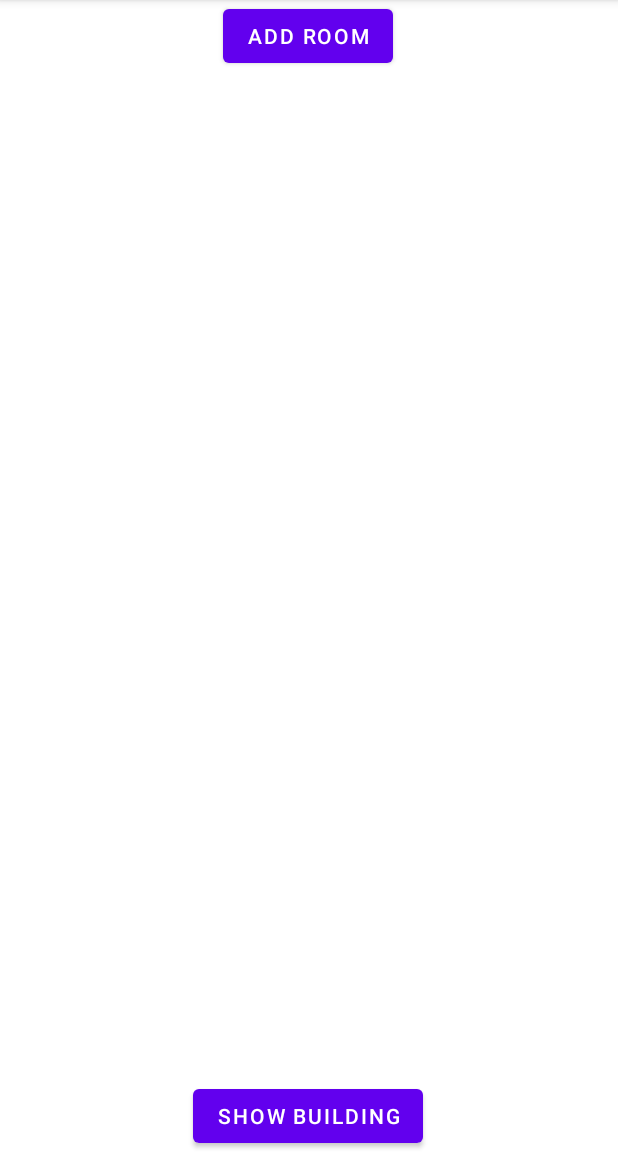
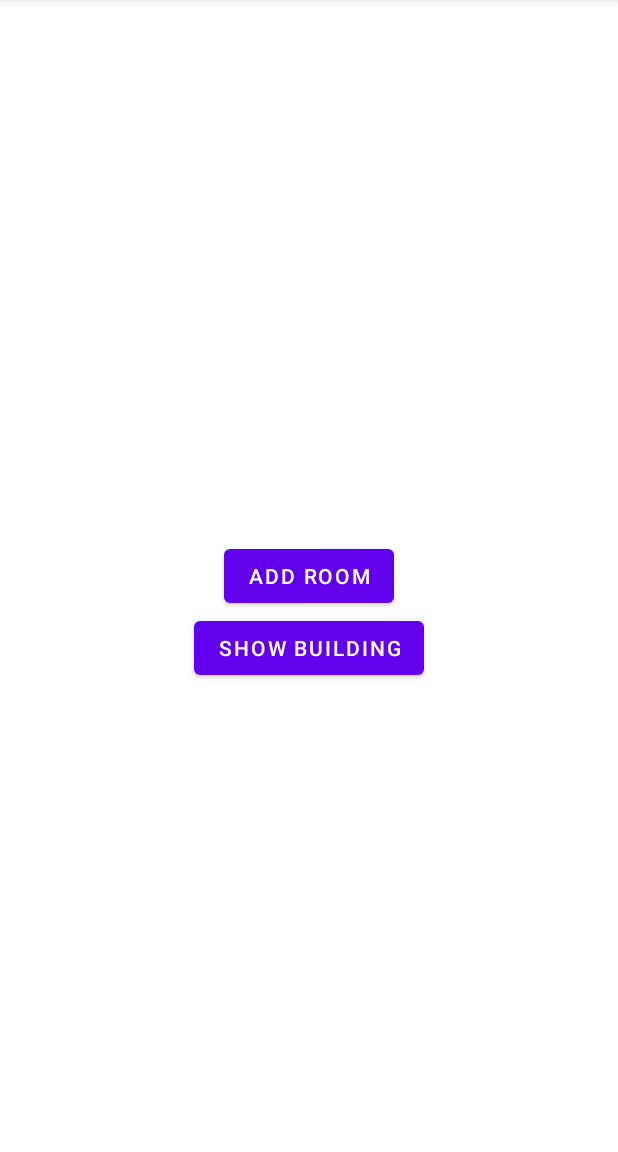
Before and after one commit to victord54/CartoMob, an Android app: the BuildingActivity screen opened directly, with no data from a screen before it, on a phone screen of 412 x 824 dp, the part 84-1236 px from its top. Run offline under Robolectric (Android 15) with nearby library versions, the phone set to English and light mode, and no system bars; 2 statements that could not run were skipped.

Commit message:
Added building rooms to the model. It remains to add the recyclerView to modify the rooms.

```diff
--- a/app/src/main/java/fr/victord54/cartomob/activities/BuildingActivity.java
+++ b/app/src/main/java/fr/victord54/cartomob/activities/BuildingActivity.java
@@ -1,7 +1,10 @@
 package fr.victord54.cartomob.activities;
 
+import androidx.activity.result.ActivityResultLauncher;
+import androidx.activity.result.contract.ActivityResultContracts;
 import androidx.appcompat.app.AppCompatActivity;
 
+import android.annotation.SuppressLint;
 import android.app.AlertDialog;
 import android.content.Intent;
 import android.os.Bundle;
@@ -12,24 +15,43 @@ import android.widget.EditText;
 import android.widget.TextView;
 
 import fr.victord54.cartomob.R;
-import fr.victord54.cartomob.models.Building;
 import fr.victord54.cartomob.models.CartoMob;
 import fr.victord54.cartomob.models.Room;
 
 public class BuildingActivity extends AppCompatActivity {
-    private final static String LOG_TAG = Building.class.getSimpleName();
-    public final static int RESULT_CODE_BUILDING = 2;
+    private final static String LOG_TAG = BuildingActivity.class.getSimpleName();
+    public final static int RESULT_CODE_BUILDING = 0;
     private CartoMob cartoMob;
+    private TextView name;
+    private Button addRoom;
+    private Button showBuilding;
+    private int iBuilding;
+
+    final ActivityResultLauncher<Intent> newRoomLauncher = registerForActivityResult(new ActivityResultContracts.StartActivityForResult(), result -> {
+        if (result.getResultCode() == RoomActivity.RESULT_CODE_ROOM) {
+            if (result.getData() != null) {
+                cartoMob = (CartoMob) result.getData().getSerializableExtra("cartoMob");
+                Log.d(LOG_TAG, "Données reçues");
+                Log.d(LOG_TAG, "cartoMob : " + cartoMob.toString());
+            }
+        } else {
+            Log.d(LOG_TAG, "Aucune donnée reçue");
+        }
+    });
+
+    @SuppressLint("SetTextI18n")
     @Override
     protected void onCreate(Bundle savedInstanceState) {
         super.onCreate(savedInstanceState);
         setContentView(R.layout.activity_building);
-        TextView name = findViewById(R.id.building_name_text);
+
+        name = findViewById(R.id.building_name_text);
         cartoMob = (CartoMob) getIntent().getSerializableExtra("cartoMob");
-        name.setText(cartoMob.getBuilding(getIntent().getIntExtra("i", 0)).getName());
+        iBuilding = getIntent().getIntExtra("iBuilding", 0);
+        name.setText(cartoMob.getBuilding(iBuilding).getName());
 
-        Button addRoom = findViewById(R.id.building_addRoom_btn);
-        Button showBuilding = findViewById(R.id.building_showBuilding_btn);
+        addRoom = findViewById(R.id.building_addRoom_btn);
+        showBuilding = findViewById(R.id.building_showBuilding_btn);
 
         addRoom.setOnClickListener(view -> {
             Intent intent = new Intent(BuildingActivity.this, RoomActivity.class);
@@ -45,12 +67,20 @@ public class BuildingActivity extends AppCompatActivity {
 
             // Set up the buttons
             builder.setPositiveButton("OK", (dialog, which) -> {
-                cartoMob.getBuilding(0).addRoom(new Room(input.getText().toString()));
+                cartoMob.getBuilding(iBuilding).addRoom(new Room(input.getText().toString()));
                 intent.putExtra("cartoMob", cartoMob);
-                startActivity(intent);
+                intent.putExtra("iBuilding", iBuilding);
+                intent.putExtra("iRoom", cartoMob.getBuilding(iBuilding).getNbRooms() - 1);
+                newRoomLauncher.launch(intent);
             });
             builder.show();
         });
+    }
+
+    @Override
+    protected void onResume() {
+        super.onResume();
+        showBuilding.setEnabled(!cartoMob.getBuilding(iBuilding).isEmpty());
     }
 
     @Override
--- a/app/src/main/java/fr/victord54/cartomob/activities/MainActivity.java
+++ b/app/src/main/java/fr/victord54/cartomob/activities/MainActivity.java
@@ -71,7 +71,7 @@ public class MainActivity extends AppCompatActivity {
                 cartoMob.setBuilding(new Building(input.getText().toString()));
                 Intent intent = new Intent(MainActivity.this, BuildingActivity.class);
                 intent.putExtra("cartoMob", cartoMob);
-                intent.putExtra("i", cartoMob.getBuildings().size()-1);
+                intent.putExtra("iBuilding", cartoMob.getBuildings().size()-1);
 
                 newBuildingLauncher.launch(intent);
             });
@@ -88,9 +88,7 @@ public class MainActivity extends AppCompatActivity {
             builder.setView(list);
 
             // Set up the buttons
-            builder.setNegativeButton("Annuler", (dialog, which) -> {
-                dialog.cancel();
-            });
+            builder.setNegativeButton("Annuler", (dialog, which) -> dialog.cancel());
             builder.show();
         });
     }
--- a/app/src/main/java/fr/victord54/cartomob/models/Building.java
+++ b/app/src/main/java/fr/victord54/cartomob/models/Building.java
@@ -24,7 +24,7 @@ public class Building implements Iterable<Room>, Serializable {
         roomsHolder = new RoomsHolder();
     }
 
-    public boolean isBuildingEmpty() {
+    public boolean isEmpty() {
         return roomsHolder.isEmpty();
     }
 
@@ -58,4 +58,8 @@ public class Building implements Iterable<Room>, Serializable {
                 ", name='" + name + '\'' +
                 '}';
     }
+
+    public int getNbRooms() {
+        return roomsHolder.getNbRooms();
+    }
 }
--- a/app/src/main/res/layout/activity_building.xml
+++ b/app/src/main/res/layout/activity_building.xml
@@ -11,8 +11,8 @@
         android:layout_width="wrap_content"
         android:layout_height="wrap_content"
         android:text="@string/building_add_btn"
+        app:layout_constraintBottom_toBottomOf="parent"
         app:layout_constraintEnd_toEndOf="parent"
-        app:layout_constraintHorizontal_bias="0.498"
         app:layout_constraintStart_toStartOf="parent"
         app:layout_constraintTop_toTopOf="parent" />
 
@@ -21,17 +21,18 @@
         android:layout_width="wrap_content"
         android:layout_height="wrap_content"
         android:text="@string/building_show_btn"
-        app:layout_constraintBottom_toBottomOf="parent"
         app:layout_constraintEnd_toEndOf="parent"
-        app:layout_constraintHorizontal_bias="0.498"
-        app:layout_constraintStart_toStartOf="parent" />
+        app:layout_constraintStart_toStartOf="parent"
+        app:layout_constraintTop_toBottomOf="@+id/building_addRoom_btn" />
 
     <TextView
         android:id="@+id/building_name_text"
         android:layout_width="wrap_content"
         android:layout_height="wrap_content"
-        app:layout_constraintBottom_toBottomOf="parent"
+        android:layout_marginTop="32dp"
+        android:textSize="32sp"
         app:layout_constraintEnd_toEndOf="parent"
         app:layout_constraintStart_toStartOf="parent"
         app:layout_constraintTop_toTopOf="parent" />
+
 </androidx.constraintlayout.widget.ConstraintLayout>
--- a/app/src/main/res/layout/activity_room.xml
+++ b/app/src/main/res/layout/activity_room.xml
@@ -10,6 +10,8 @@
         android:id="@+id/roomActivity_name_of_room"
         android:layout_width="wrap_content"
         android:layout_height="wrap_content"
+        android:layout_marginTop="32dp"
+        android:textSize="32sp"
         app:layout_constraintEnd_toEndOf="parent"
         app:layout_constraintStart_toStartOf="parent"
         app:layout_constraintTop_toTopOf="parent" />
--- a/app/src/main/res/values/strings.xml
+++ b/app/src/main/res/values/strings.xml
@@ -9,4 +9,6 @@
     <string name="main_list_btn">Modify buildings</string>
     <string name="listBuilding_header_dialog">List of buildings</string>
     <string name="buildingList_item_btn">Choose</string>
+    <string name="building_nbRooms_pt1">There are</string>
+    <string name="building_nbRooms_pt2">rooms in this building.</string>
 </resources>
```
Also changed, not shown: app/src/main/java/fr/victord54/cartomob/activities/RoomActivity.java (+18 -2 lines), 2 other files.
